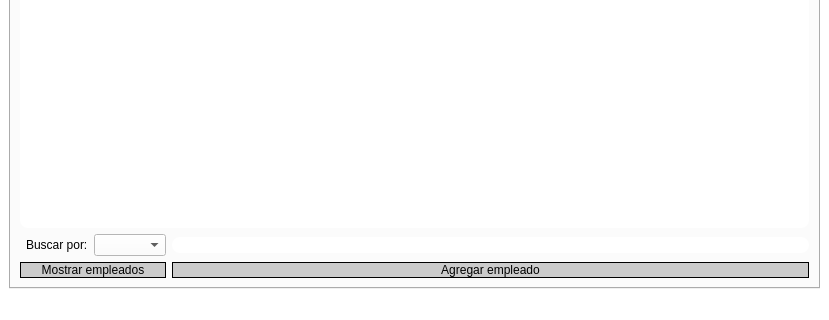
First picture: the form in mainwindow.ui, repository AdrianPrietoLozano/biblioteca, before the edit; both pictures show x 0 to 829 and y 221 to 541 of the 829 by 541 pixel window.
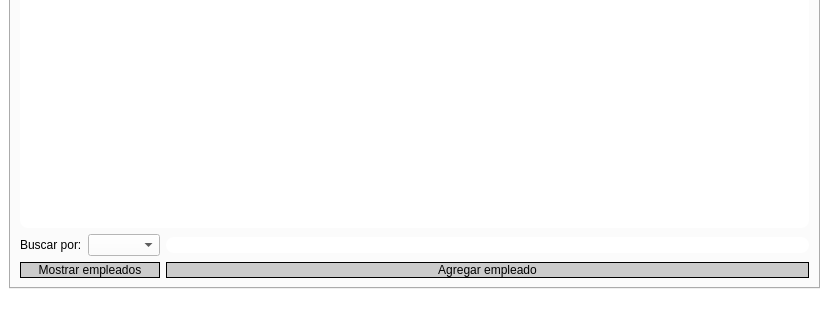
Second picture: the form after the edit. Icons and pictures are not drawn.

What changed in the file:
```diff
--- a/mainwindow.ui
+++ b/mainwindow.ui
@@ -512,48 +512,7 @@
         <string>Empleados</string>
        </attribute>
        <layout class="QGridLayout" name="gridLayout_3">
-        <item row="2" column="4">
-         <widget class="QLineEdit" name="lineBuscarEmpleado">
-          <property name="styleSheet">
-           <string notr="true">border-image: none;
-border-radius: 8px;
-background-color: none;</string>
-          </property>
-         </widget>
-        </item>
-        <item row="3" column="4">
-         <widget class="QPushButton" name="botonAgregarEmpleado">
-          <property name="styleSheet">
-           <string notr="true">border-image: none;
-border: 1px double rgb(0, 0, 0);
-background-color: rgb(203, 203, 203);</string>
-          </property>
-          <property name="text">
-           <string>Agregar empleado</string>
-          </property>
-         </widget>
-        </item>
-        <item row="2" column="2" colspan="2">
-         <widget class="QComboBox" name="comboBoxEmpleados">
-          <property name="styleSheet">
-           <string notr="true">border-image: none;
-background-color: rgb(255, 255, 255);</string>
-          </property>
-         </widget>
-        </item>
-        <item row="3" column="0" colspan="4">
-         <widget class="QPushButton" name="botonMostrarEmpleados">
-          <property name="styleSheet">
-           <string notr="true">border-image: none;
-border: 1px solid rgb(0, 0, 0);
-background-color: rgb(203, 203, 203);</string>
-          </property>
-          <property name="text">
-           <string>Mostrar empleados</string>
-          </property>
-         </widget>
-        </item>
-        <item row="0" column="0" rowspan="2" colspan="5">
+        <item row="0" column="0" colspan="3">
          <widget class="QTableWidget" name="tableEmpleados">
           <property name="enabled">
            <bool>true</bool>
@@ -658,7 +617,7 @@
           </column>
          </widget>
         </item>
-        <item row="2" column="1">
+        <item row="1" column="0">
          <widget class="QLabel" name="label_5">
           <property name="styleSheet">
            <string notr="true">border-image: none;
@@ -669,6 +628,47 @@
           </property>
          </widget>
         </item>
+        <item row="1" column="1">
+         <widget class="QComboBox" name="comboBoxEmpleados">
+          <property name="styleSheet">
+           <string notr="true">border-image: none;
+background-color: rgb(255, 255, 255);</string>
+          </property>
+         </widget>
+        </item>
+        <item row="1" column="2">
+         <widget class="QLineEdit" name="lineBuscarEmpleado">
+          <property name="styleSheet">
+           <string notr="true">border-image: none;
+border-radius: 8px;
+background-color: none;</string>
+          </property>
+         </widget>
+        </item>
+        <item row="2" column="0" colspan="2">
+         <widget class="QPushButton" name="botonMostrarEmpleados">
+          <property name="styleSheet">
+           <string notr="true">border-image: none;
+border: 1px solid rgb(0, 0, 0);
+background-color: rgb(203, 203, 203);</string>
+          </property>
+          <property name="text">
+           <string>Mostrar empleados</string>
+          </property>
+         </widget>
+        </item>
+        <item row="2" column="2">
+         <widget class="QPushButton" name="botonAgregarEmpleado">
+          <property name="styleSheet">
+           <string notr="true">border-image: none;
+border: 1px double rgb(0, 0, 0);
+background-color: rgb(203, 203, 203);</string>
+          </property>
+          <property name="text">
+           <string>Agregar empleado</string>
+          </property>
+         </widget>
+        </item>
        </layout>
       </widget>
      </widget>
```
